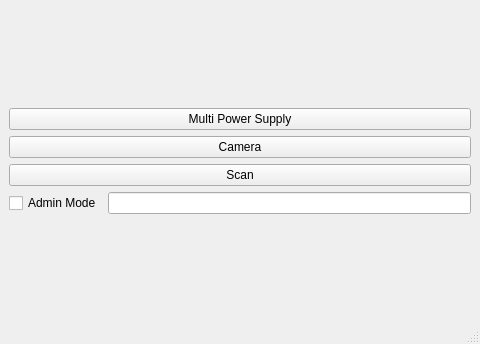
This is interface/main_window.ui in scayez/Projet_multi_opc_25_26 as Qt 5 draws it before an edit. The edited form follows.
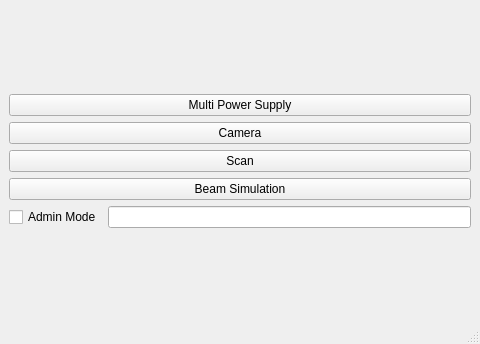
This is the edited form. Icons and pictures are not drawn.

Commit message: Fin widget simulation

Patch:
```diff
--- a/interface/main_window.ui
+++ b/interface/main_window.ui
@@ -42,6 +42,13 @@
         </property>
        </widget>
       </item>
+      <item>
+       <widget class="QPushButton" name="pushButton_beam_simulation">
+        <property name="text">
+         <string>Beam Simulation</string>
+        </property>
+       </widget>
+      </item>
       <item>
        <layout class="QGridLayout" name="gridLayout_2">
         <item row="0" column="1">
```
Left out of the diff: 2 changed lines with no effect on the pictures. The commit also changes 4 other files.
